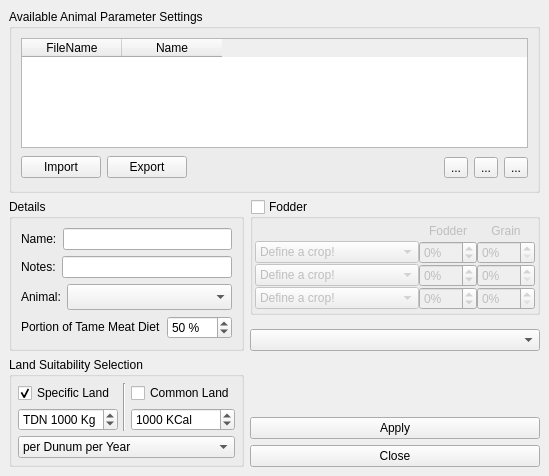
Old version of the form src/ui/laanimalparametermanagerbase.ui in the repository arkygeek/landuseanalyst.
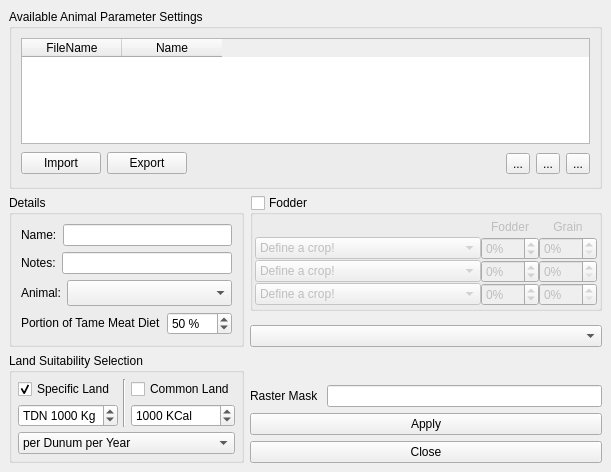
New version of the form. Icons and pictures are not drawn.

Commit message: lots going on... added fields for raster names, logic to make it static for common land switched to TDN instead of cals for animal feed working on populating the fodder combo boxes from selected crops using the guid - almost there, but not quite yet

Patch:
```diff
--- a/src/ui/laanimalparametermanagerbase.ui
+++ b/src/ui/laanimalparametermanagerbase.ui
@@ -5,8 +5,8 @@
    <rect>
     <x>0</x>
     <y>0</y>
-    <width>549</width>
-    <height>476</height>
+    <width>611</width>
+    <height>472</height>
    </rect>
   </property>
   <property name="minimumSize" >
@@ -28,68 +28,17 @@
    <property name="spacing" >
     <number>6</number>
    </property>
-   <item row="6" column="1" >
-    <widget class="QPushButton" name="pbnClose" >
-     <property name="sizePolicy" >
-      <sizepolicy>
-       <hsizetype>5</hsizetype>
-       <vsizetype>0</vsizetype>
-       <horstretch>0</horstretch>
-       <verstretch>0</verstretch>
-      </sizepolicy>
-     </property>
-     <property name="toolTip" >
-      <string>&lt;html>&lt;head>&lt;meta name="qrichtext" content="1" />&lt;style type="text/css">
-p, li { white-space: pre-wrap; }
-&lt;/style>&lt;/head>&lt;body style=" font-family:'Sans Serif'; font-size:9pt; font-weight:400; font-style:normal; text-decoration:none;">
-&lt;p style=" margin-top:0px; margin-bottom:0px; margin-left:0px; margin-right:0px; -qt-block-indent:0; text-indent:0px;">&lt;span style=" font-weight:600; font-style:italic; color:#0000ff;">Have you applied your changes?&lt;/span>&lt;/p>&lt;/body>&lt;/html></string>
-     </property>
-     <property name="text" >
-      <string>Close</string>
-     </property>
-    </widget>
-   </item>
    <item row="5" column="1" >
-    <widget class="QPushButton" name="pbnApply" >
-     <property name="sizePolicy" >
-      <sizepolicy>
-       <hsizetype>5</hsizetype>
-       <vsizetype>0</vsizetype>
-       <horstretch>0</horstretch>
-       <verstretch>0</verstretch>
-      </sizepolicy>
-     </property>
-     <property name="toolTip" >
-      <string>&lt;html>&lt;head>&lt;meta name="qrichtext" content="1" />&lt;style type="text/css">
-p, li { white-space: pre-wrap; }
-&lt;/style>&lt;/head>&lt;body style=" font-family:'Sans Serif'; font-size:9pt; font-weight:400; font-style:normal; text-decoration:none;">
-&lt;p style=" margin-top:0px; margin-bottom:0px; margin-left:0px; margin-right:0px; -qt-block-indent:0; text-indent:0px;">Saves all settings&lt;/p>&lt;/body>&lt;/html></string>
-     </property>
-     <property name="whatsThis" >
-      <string>&lt;html>&lt;head>&lt;meta name="qrichtext" content="1" />&lt;style type="text/css">
-p, li { white-space: pre-wrap; }
-&lt;/style>&lt;/head>&lt;body style=" font-family:'Sans Serif'; font-size:9pt; font-weight:400; font-style:normal; text-decoration:none;">
-&lt;p style=" margin-top:0px; margin-bottom:0px; margin-left:0px; margin-right:0px; -qt-block-indent:0; text-indent:0px;">After completing all fields to define a parameter, you &lt;span style=" font-weight:600;">MUST&lt;/span> click the Apply button to save it. The name does not have to be unique, as LandUse Analyst has a special way of saving parameters to allow for duplicate parameter names. It is helpful, however, to utilize the Notes field to distinguish between same-named parameter definitions.&lt;/p>&lt;/body>&lt;/html></string>
-     </property>
+    <widget class="QLabel" name="label_3" >
      <property name="text" >
-      <string>Apply</string>
+      <string>Raster Mask </string>
      </property>
     </widget>
    </item>
-   <item row="4" column="1" >
-    <spacer>
-     <property name="orientation" >
-      <enum>Qt::Vertical</enum>
-     </property>
-     <property name="sizeHint" >
-      <size>
-       <width>239</width>
-       <height>31</height>
-      </size>
-     </property>
-    </spacer>
+   <item row="5" column="2" >
+    <widget class="QLineEdit" name="leRasterName" />
    </item>
-   <item rowspan="3" row="4" column="0" >
+   <item rowspan="4" row="4" column="0" >
     <widget class="QGroupBox" name="groupBox_3" >
      <property name="whatsThis" >
       <string>&lt;html>&lt;head>&lt;meta name="qrichtext" content="1" />&lt;style type="text/css">
@@ -258,14 +207,14 @@
      </layout>
     </widget>
    </item>
-   <item row="2" column="1" >
+   <item row="2" column="1" colspan="2" >
     <spacer>
      <property name="orientation" >
       <enum>Qt::Vertical</enum>
      </property>
      <property name="sizeHint" >
       <size>
-       <width>239</width>
+       <width>326</width>
        <height>16</height>
       </size>
      </property>
@@ -442,7 +391,7 @@
      </layout>
     </widget>
    </item>
-   <item row="0" column="0" colspan="2" >
+   <item row="0" column="0" colspan="3" >
     <widget class="QGroupBox" name="grpProfiles" >
      <property name="whatsThis" >
       <string>&lt;html>&lt;head>&lt;meta name="qrichtext" content="1" />&lt;style type="text/css">
@@ -599,7 +548,7 @@
      </layout>
     </widget>
    </item>
-   <item row="1" column="1" >
+   <item row="1" column="1" colspan="2" >
     <widget class="QGroupBox" name="grpFodderUse" >
      <property name="cursor" >
       <cursor>0</cursor>
@@ -904,7 +853,7 @@
      </layout>
     </widget>
    </item>
-   <item row="3" column="1" >
+   <item row="3" column="1" colspan="2" >
     <widget class="QComboBox" name="comboBoxFallowUsage" >
      <property name="sizePolicy" >
       <sizepolicy>
@@ -933,6 +882,67 @@
      </property>
     </widget>
    </item>
+   <item row="4" column="1" colspan="2" >
+    <spacer>
+     <property name="orientation" >
+      <enum>Qt::Vertical</enum>
+     </property>
+     <property name="sizeHint" >
+      <size>
+       <width>326</width>
+       <height>16</height>
+      </size>
+     </property>
+    </spacer>
+   </item>
+   <item row="6" column="1" colspan="2" >
+    <widget class="QPushButton" name="pbnApply" >
+     <property name="sizePolicy" >
+      <sizepolicy>
+       <hsizetype>5</hsizetype>
+       <vsizetype>0</vsizetype>
+       <horstretch>0</horstretch>
+       <verstretch>0</verstretch>
+      </sizepolicy>
+     </property>
+     <property name="toolTip" >
+      <string>&lt;html>&lt;head>&lt;meta name="qrichtext" content="1" />&lt;style type="text/css">
+p, li { white-space: pre-wrap; }
+&lt;/style>&lt;/head>&lt;body style=" font-family:'Sans Serif'; font-size:9pt; font-weight:400; font-style:normal; text-decoration:none;">
+&lt;p style=" margin-top:0px; margin-bottom:0px; margin-left:0px; margin-right:0px; -qt-block-indent:0; text-indent:0px;">Saves all settings&lt;/p>&lt;/body>&lt;/html></string>
+     </property>
+     <property name="whatsThis" >
+      <string>&lt;html>&lt;head>&lt;meta name="qrichtext" content="1" />&lt;style type="text/css">
+p, li { white-space: pre-wrap; }
+&lt;/style>&lt;/head>&lt;body style=" font-family:'Sans Serif'; font-size:9pt; font-weight:400; font-style:normal; text-decoration:none;">
+&lt;p style=" margin-top:0px; margin-bottom:0px; margin-left:0px; margin-right:0px; -qt-block-indent:0; text-indent:0px;">After completing all fields to define a parameter, you &lt;span style=" font-weight:600;">MUST&lt;/span> click the Apply button to save it. The name does not have to be unique, as LandUse Analyst has a special way of saving parameters to allow for duplicate parameter names. It is helpful, however, to utilize the Notes field to distinguish between same-named parameter definitions.&lt;/p>&lt;/body>&lt;/html></string>
+     </property>
+     <property name="text" >
+      <string>Apply</string>
+     </property>
+    </widget>
+   </item>
+   <item row="7" column="1" colspan="2" >
+    <widget class="QPushButton" name="pbnClose" >
+     <property name="sizePolicy" >
+      <sizepolicy>
+       <hsizetype>5</hsizetype>
+       <vsizetype>0</vsizetype>
+       <horstretch>0</horstretch>
+       <verstretch>0</verstretch>
+      </sizepolicy>
+     </property>
+     <property name="toolTip" >
+      <string>&lt;html>&lt;head>&lt;meta name="qrichtext" content="1" />&lt;style type="text/css">
+p, li { white-space: pre-wrap; }
+&lt;/style>&lt;/head>&lt;body style=" font-family:'Sans Serif'; font-size:9pt; font-weight:400; font-style:normal; text-decoration:none;">
+&lt;p style=" margin-top:0px; margin-bottom:0px; margin-left:0px; margin-right:0px; -qt-block-indent:0; text-indent:0px;">&lt;span style=" font-weight:600; font-style:italic; color:#0000ff;">Have you applied your changes?&lt;/span>&lt;/p>&lt;/body>&lt;/html></string>
+     </property>
+     <property name="text" >
+      <string>Close</string>
+     </property>
+    </widget>
+   </item>
   </layout>
  </widget>
  <tabstops>
```
Left out of the diff: 36 changed lines with no effect on the pictures. The commit also changes 14 other files.
